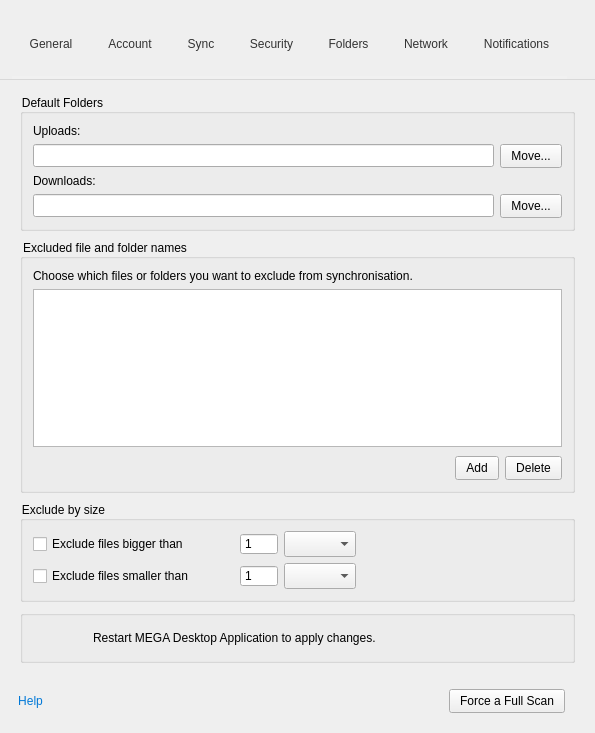
meganz/MEGAsync, file src/MEGASync/gui/win/SettingsDialog.ui: the form before one commit.
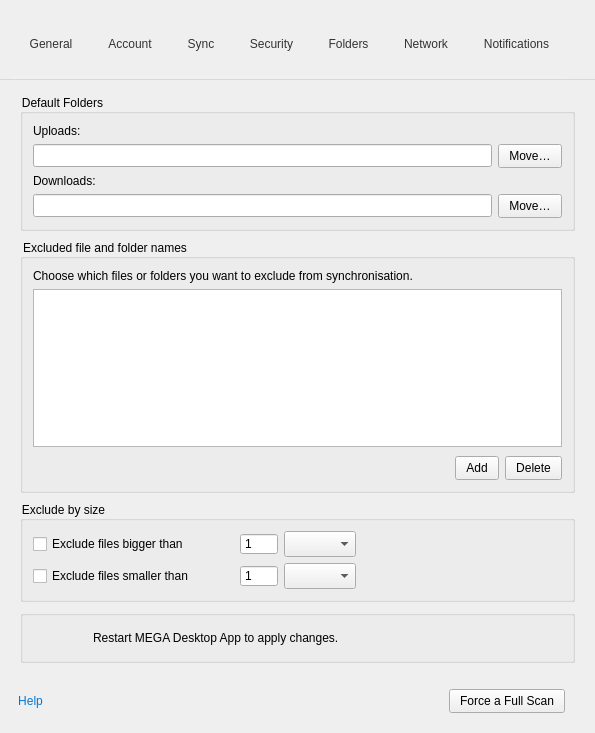
The form after the commit. The open tabs and pages were chosen to show the change. Icons and pictures are not drawn. Custom widgets are drawn as their Qt base class.

```diff
--- a/src/MEGASync/gui/win/SettingsDialog.ui
+++ b/src/MEGASync/gui/win/SettingsDialog.ui
@@ -2225,7 +2225,7 @@
              <item>
               <widget class="QPushButton" name="bUploadFolder">
                <property name="text">
-                <string>Move...</string>
+                <string>Move…</string>
                </property>
                <property name="autoDefault">
                 <bool>false</bool>
@@ -2299,7 +2299,7 @@
              <item>
               <widget class="QPushButton" name="bDownloadFolder">
                <property name="text">
-                <string>Move...</string>
+                <string>Move…</string>
                </property>
                <property name="autoDefault">
                 <bool>false</bool>
@@ -2591,7 +2591,7 @@
              </sizepolicy>
             </property>
             <property name="text">
-             <string>Restart MEGA Desktop Application to apply changes.</string>
+             <string>Restart MEGA Desktop App to apply changes.</string>
             </property>
             <property name="wordWrap">
              <bool>true</bool>
```
Left out of the diff: 4 changed lines with no effect on the pictures.
